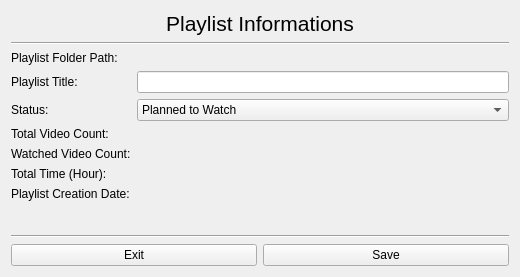
This is src/PlaylistCompanion/addnewplaylistwindow.ui in KaziRifatMorshed/Playlist-Companion as Qt 5 draws it before an edit. The edited form follows.
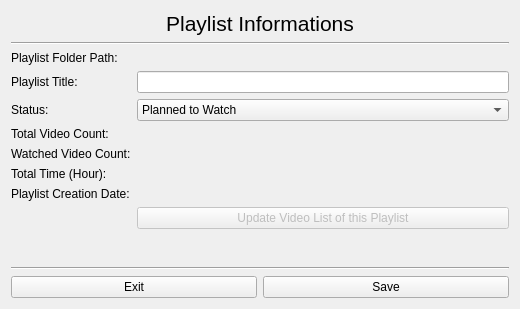
This is the edited form. Icons and pictures are not drawn.

```diff
--- a/src/PlaylistCompanion/addnewplaylistwindow.ui
+++ b/src/PlaylistCompanion/addnewplaylistwindow.ui
@@ -7,7 +7,7 @@
     <x>0</x>
     <y>0</y>
     <width>520</width>
-    <height>277</height>
+    <height>309</height>
    </rect>
   </property>
   <property name="windowTitle">
@@ -171,6 +171,16 @@
        </property>
       </widget>
      </item>
+     <item row="7" column="1">
+      <widget class="QPushButton" name="updateVideoListOfThisPlaylist_pushButton">
+       <property name="enabled">
+        <bool>false</bool>
+       </property>
+       <property name="text">
+        <string>Update Video List of this Playlist</string>
+       </property>
+      </widget>
+     </item>
     </layout>
    </item>
    <item>
```
